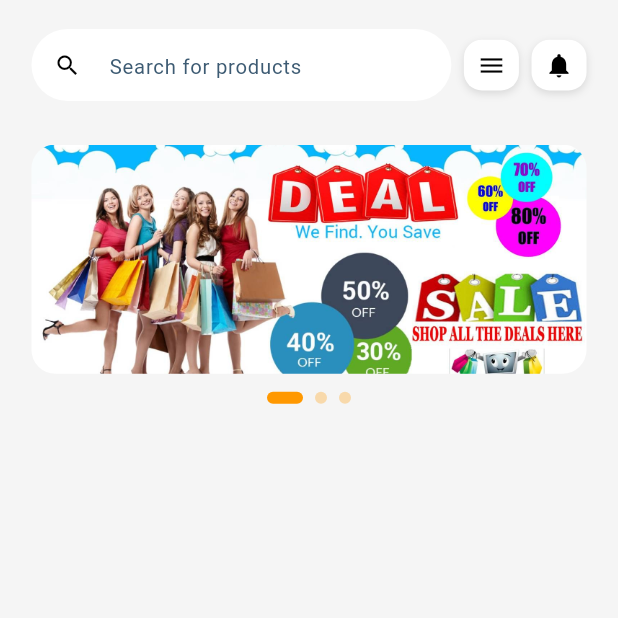
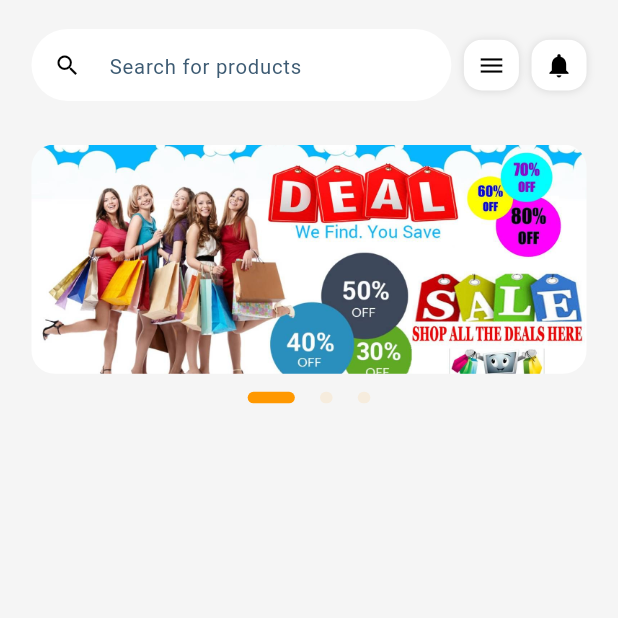
Before and after one commit to nizam-app/Market-Jango-Backend-Update, a Flutter app: the screen it shows after launch, on a phone screen of 412 x 824 dp, the top half of it. Run offline on Flutter 3.47's test engine with Material 3 defaults, Android fonts, the phone set to English and light mode, and no system bars; drawn by our look-alikes of carousel_slider; our stand-ins replace flutter_riverpod, flutter_screenutil, flutter_svg, get, go_router, pinput and 1 more.

Commit message:
Refactor promo slider to use Riverpod state management
Replaced the internal state management of the PromoSlider with Riverpod's StateProvider for slider index. Updated main.dart to wrap the app with ProviderScope for Riverpod support. Removed unused stateful widget and cleaned up related code. Minor UI adjustments for dot indicator and box shadow offsets.

```diff
--- /dev/null
+++ b/lib/features/buyer/logic/slider_manage.dart
@@ -0,0 +1,3 @@
+import 'package:flutter_riverpod/flutter_riverpod.dart';
+
+final sliderIndexProvider = StateProvider<int>((ref) => 0);
--- a/lib/features/buyer/screens/Home screen.dart
+++ b/lib/features/buyer/screens/Home screen.dart
@@ -1,7 +1,10 @@
 import 'package:carousel_slider/carousel_options.dart';
 import 'package:carousel_slider/carousel_slider.dart';
 import 'package:flutter/material.dart';
+import 'package:flutter_riverpod/flutter_riverpod.dart';
 import 'package:flutter_screenutil/flutter_screenutil.dart';
+import 'package:market_jango/features/buyer/logic/slider_manage.dart';
+import 'package:riverpod/riverpod.dart';
 class BuyerHomeScreen extends StatefulWidget {
   const BuyerHomeScreen({super.key});
   static const String routeName = '/buyerHomeScreen';
@@ -81,7 +84,7 @@ class BuyerHomeSearchBar extends StatelessWidget {
                 BoxShadow(
                   color: Colors.black12,
                   blurRadius: 4.sp,
-                  offset: Offset(0, 2),
+                  offset: Offset(0, 0.5.sp),
                 ),
               ],
             ),
@@ -108,7 +111,7 @@ class BuyerHomeSearchBar extends StatelessWidget {
                 BoxShadow(
                   color: Colors.black12,
                   blurRadius: 4,
-                  offset: Offset(0, 2),
+                  offset: Offset(0,0.5.sp),
                 ),
               ],
             ),
@@ -126,13 +129,7 @@ class BuyerHomeSearchBar extends StatelessWidget {
   void openingFilter(BuildContext context) {}
 }
 
-class PromoSlider extends StatefulWidget {
-  @override
-  _PromoSliderState createState() => _PromoSliderState();
-}
-
-class _PromoSliderState extends State<PromoSlider> {
-  int _currentIndex = 0;
+class PromoSlider extends ConsumerWidget {
   final CarouselSliderController _controller = CarouselSliderController();
 
   final List<String> imageList = [
@@ -142,16 +139,20 @@ class _PromoSliderState extends State<PromoSlider> {
   ];
 
   @override
-  Widget build(BuildContext context) {
+  Widget build(BuildContext context, WidgetRef ref) {
+    final currentIndex = ref.watch(sliderIndexProvider);
+    final currentIndexNotifier = ref.read(sliderIndexProvider.notifier);
+
     return Column(
       children: [
-        SizedBox(height: 30.h,),
+        SizedBox(height: 30.h),
+
         CarouselSlider.builder(
           carouselController: _controller,
           itemCount: imageList.length,
           itemBuilder: (context, index, realIndex) {
             return ClipRRect(
-              borderRadius: BorderRadius.circular(16),
+              borderRadius: BorderRadius.circular(16.r),
               child: Image.asset(
                 imageList[index],
                 fit: BoxFit.cover,
@@ -166,31 +167,30 @@ class _PromoSliderState extends State<PromoSlider> {
             enlargeCenterPage: false,
             viewportFraction: 1.0,
             onPageChanged: (index, reason) {
-              setState(() {
-                _currentIndex = index;
-              });
+              currentIndexNotifier.state = index;
             },
             scrollDirection: Axis.horizontal,
-            reverse: false, // non-return back
-            enableInfiniteScroll: true, // nonstop
+            reverse: false,
+            enableInfiniteScroll: true,
           ),
         ),
 
         SizedBox(height: 12),
 
-        // Dot Indicator
+        // Dot Indicator (Reactive with Riverpod)
         Row(
           mainAxisAlignment: MainAxisAlignment.center,
           children: imageList.asMap().entries.map((entry) {
-            return Container(
-              width: _currentIndex == entry.key ? 24.0 : 8.0,
-              height: 8.0,
-              margin: EdgeInsets.symmetric(horizontal: 4.0),
+            return AnimatedContainer(
+              duration: Duration(milliseconds: 300),
+              width: currentIndex == entry.key ? 30.0.w : 8.0.w,
+              height: 8.0.h,
+              margin: EdgeInsets.symmetric(horizontal: 8.0.w),
               decoration: BoxDecoration(
-                borderRadius: BorderRadius.circular(8),
-                color: _currentIndex == entry.key
+                borderRadius: BorderRadius.circular(8.r),
+                color: currentIndex == entry.key
                     ? Colors.orange
-                    : Colors.orange.withOpacity(0.3),
+                    : Colors.orange.withOpacity(0.1.sp),
               ),
             );
           }).toList(),
--- a/lib/main.dart
+++ b/lib/main.dart
@@ -1,11 +1,14 @@
 import 'package:flutter/material.dart';
+import 'package:flutter_riverpod/flutter_riverpod.dart';
 import 'package:flutter_screenutil/flutter_screenutil.dart';
 import 'app.dart';
 
 void main() {
-  runApp( ScreenUtilInit(
-    designSize: const Size(393, 852),
-    minTextAdapt: true,
-    splitScreenMode: true,
-      child: App()));
+  runApp( ProviderScope(
+    child: ScreenUtilInit(
+      designSize: const Size(393, 852),
+      minTextAdapt: true,
+      splitScreenMode: true,
+        child: App()),
+  ));
 }
```
Also changed, not shown: lib/features/buyer/logic/st.tt.dart (deleted).
